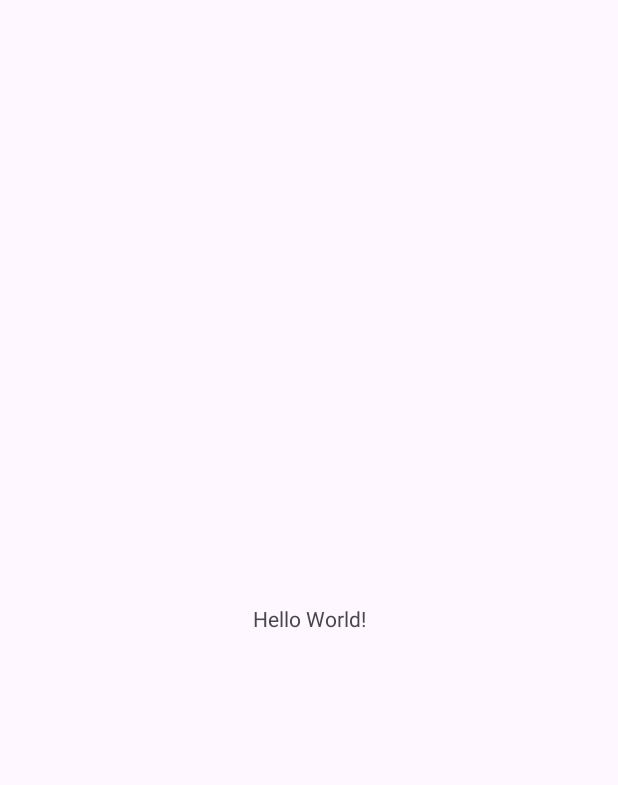
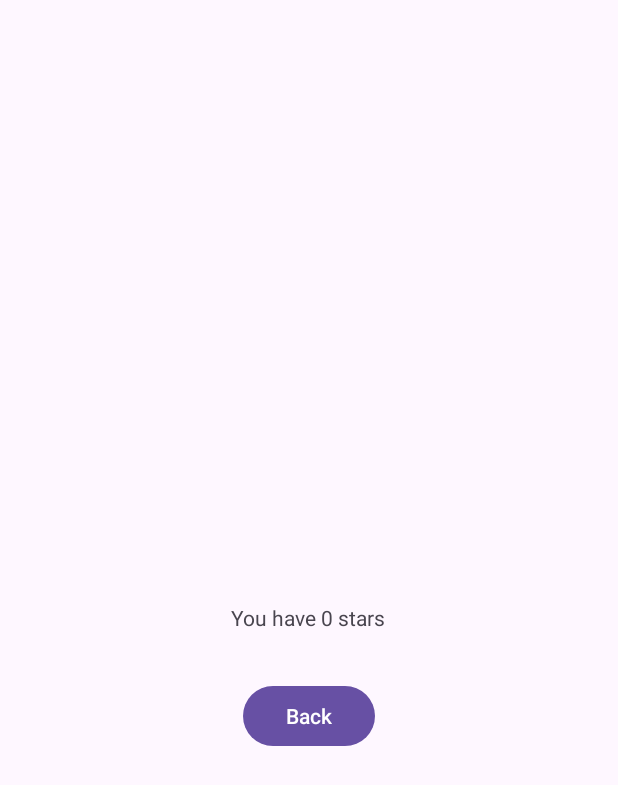
Before and after one commit to PallaviRao1113/WordSearchApplication_MobileAppDev, an Android app: the screen it shows after launch (MainActivity before the commit, CheckPointsActivity after it), on a phone screen of 412 x 824 dp. Before the commit the part shown is almost empty. Shown: the top 785 px of the screen. Run offline under Robolectric (Android 15) with nearby library versions, the phone set to English and light mode, and no system bars.

Commit message:
Point System Code

```diff
--- a/app/src/main/AndroidManifest.xml
+++ b/app/src/main/AndroidManifest.xml
@@ -13,7 +13,7 @@
         android:theme="@style/Theme.WordSearchApplication_MobileAppDev"
         tools:targetApi="31">
         <activity
-            android:name=".MainActivity"
+            android:name=".CheckPointsActivity"
             android:exported="true">
             <intent-filter>
                 <action android:name="android.intent.action.MAIN" />
--- /dev/null
+++ b/app/src/main/java/com/example/wordsearchapplication_mobileappdev/CheckPointsActivity.java
@@ -0,0 +1,31 @@
+package com.example.wordsearchapplication_mobileappdev;
+
+import androidx.appcompat.app.AppCompatActivity;
+import android.content.Intent;
+import android.os.Bundle;
+import android.view.View;
+import android.widget.Button;
+import android.widget.TextView;
+
+public class CheckPointsActivity extends AppCompatActivity {
+
+    @Override
+    protected void onCreate(Bundle savedInstanceState) {
+        super.onCreate(savedInstanceState);
+        setContentView(R.layout.activity_check_points);
+
+        Intent intent = getIntent();
+        int points = intent.getIntExtra("points", 0);
+
+        TextView pointsTextView = findViewById(R.id.pointsTextView);
+        pointsTextView.setText("You have " + points + " stars");
+
+        Button backButton = findViewById(R.id.backButton);
+        backButton.setOnClickListener(new View.OnClickListener() {
+            @Override
+            public void onClick(View view) {
+                finish();
+            }
+        });
+    }
+}
--- /dev/null
+++ b/app/src/main/res/layout/activity_check_points.xml
@@ -0,0 +1,22 @@
+<?xml version="1.0" encoding="utf-8"?>
+<RelativeLayout xmlns:android="http://schemas.android.com/apk/res/android"
+    android:layout_width="match_parent"
+    android:layout_height="match_parent">
+
+    <TextView
+        android:id="@+id/pointsTextView"
+        android:layout_width="wrap_content"
+        android:layout_height="wrap_content"
+        android:text=""
+        android:layout_centerInParent="true"/>
+
+    <Button
+        android:id="@+id/backButton"
+        android:layout_width="wrap_content"
+        android:layout_height="wrap_content"
+        android:text="Back"
+        android:layout_below="@id/pointsTextView"
+        android:layout_marginTop="32dp"
+        android:layout_centerHorizontal="true"/>
+
+</RelativeLayout>
```
Also changed, not shown: app/src/main/java/com/example/wordsearchapplication_mobileappdev/MainActivity.java (+51 -1 lines), app/src/main/res/layout/activity_main.xml (+34 -9 lines).
